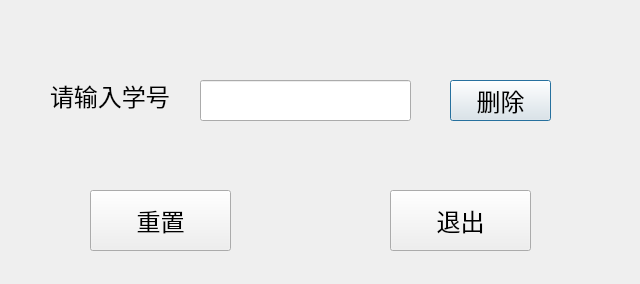
The window that delete_message.ui (lcc-666/student_message) describes before a commit, drawn with Qt 5.
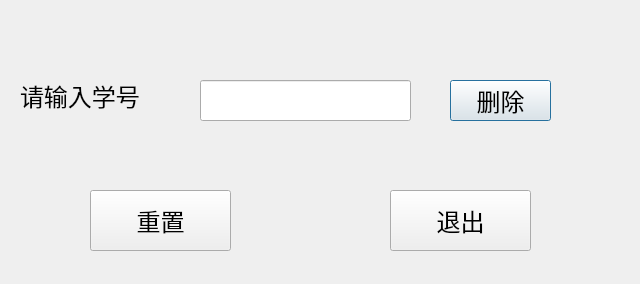
The same window after the commit.

What changed in the file:
```diff
--- a/delete_message.ui
+++ b/delete_message.ui
@@ -16,9 +16,9 @@
   <widget class="QLabel" name="label">
    <property name="geometry">
     <rect>
-     <x>50</x>
+     <x>20</x>
      <y>70</y>
-     <width>131</width>
+     <width>151</width>
      <height>51</height>
     </rect>
    </property>
```
